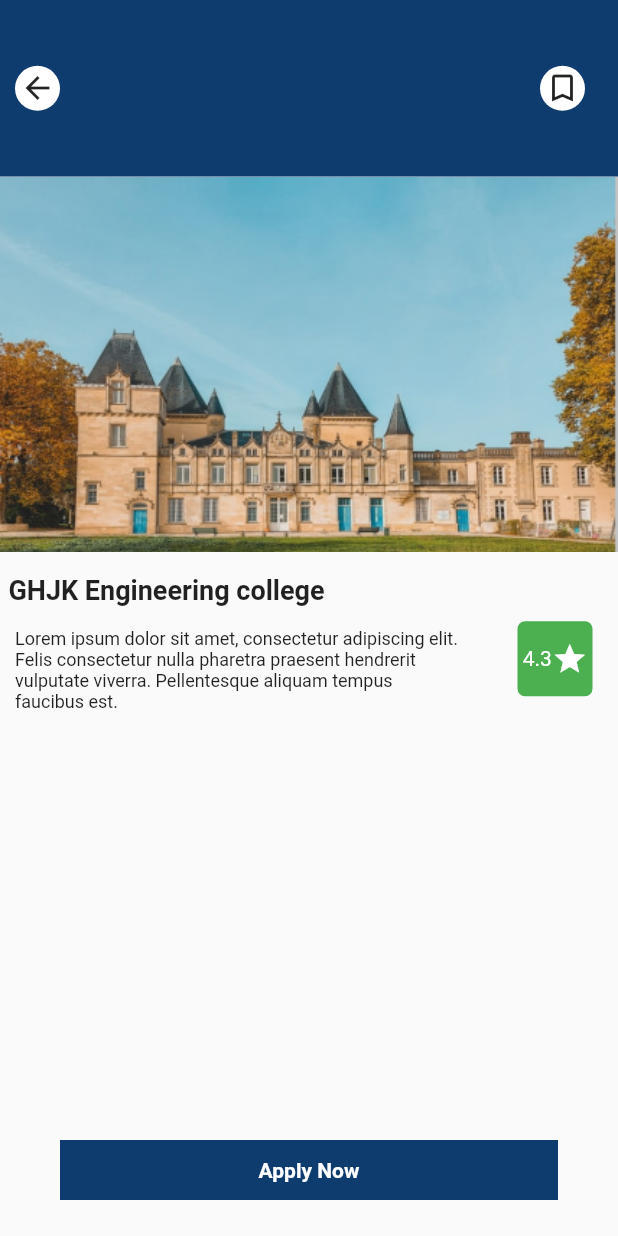
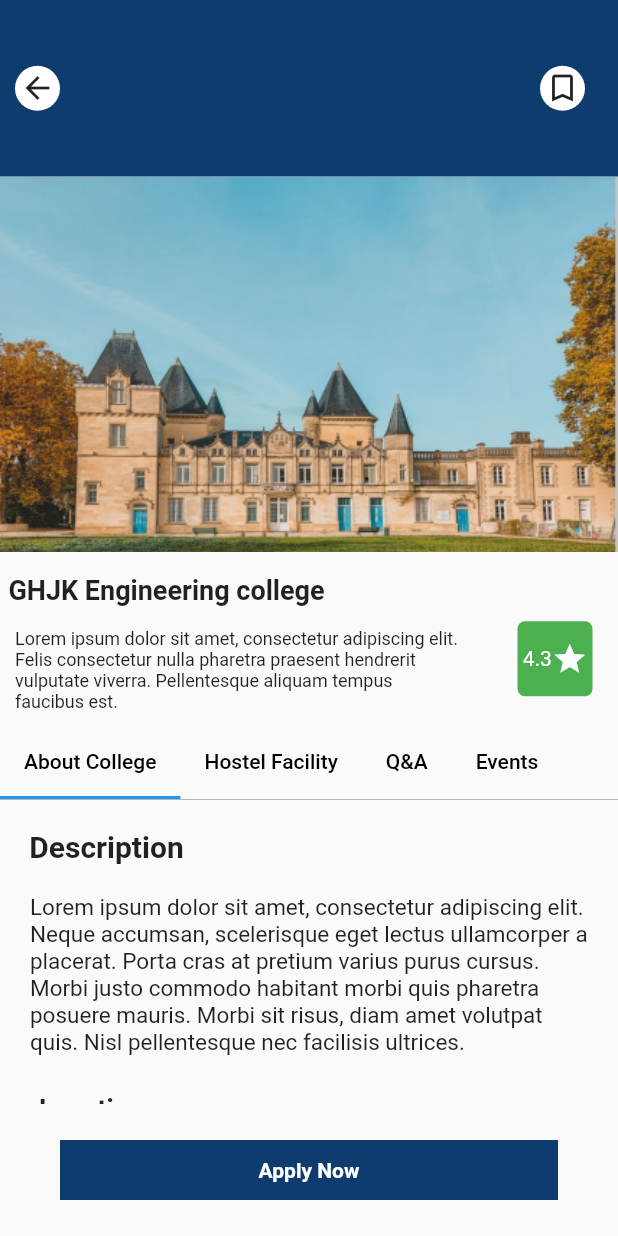
Before and after one commit to r6654kumar/institute_info, a Flutter app: the HomePage2 screen opened by its route, on a phone screen of 412 x 824 dp. Run offline on Flutter 3.47's test engine with Material 2 defaults, Android fonts, the phone set to English and light mode, and no system bars; our stand-ins replace modal_bottom_sheet.

Commit message:
Changes Updated

```diff
--- /dev/null
+++ b/lib/pages/AboutCollege.dart
@@ -0,0 +1,140 @@
+// ignore_for_file: avoid_unnecessary_containers, prefer_const_constructors
+
+import 'package:flutter/material.dart';
+
+class AboutCollege extends StatelessWidget {
+  const AboutCollege({super.key});
+
+  @override
+  Widget build(BuildContext context) {
+    return SingleChildScrollView(
+      child: Container(
+          child: Column(
+        children: [
+          Container(
+              margin: EdgeInsets.fromLTRB(10, 20, 280, 0),
+              child: Text(
+                "Description",
+                style: TextStyle(fontWeight: FontWeight.bold, fontSize: 20),
+              )),
+          Container(
+              padding: EdgeInsets.all(20.0),
+              child: Text(
+                "Lorem ipsum dolor sit amet, consectetur adipiscing elit. Neque accumsan, scelerisque eget lectus ullamcorper a placerat. Porta cras at pretium varius purus cursus. Morbi justo commodo habitant morbi quis pharetra posuere mauris. Morbi sit risus, diam amet volutpat quis. Nisl pellentesque nec facilisis ultrices.",
+                style: TextStyle(fontSize: 15),
+              )),
+          Container(
+              margin: EdgeInsets.fromLTRB(10, 5, 300, 0),
+              child: Text(
+                "Location",
+                style: TextStyle(fontWeight: FontWeight.bold, fontSize: 18),
+              )),
+          SizedBox(
+            height: 10,
+          ),
+          Container(
+            height: 300,
+            width: MediaQuery.of(context).size.width - 100,
+            padding: EdgeInsets.all(20.0),
+            decoration: BoxDecoration(
+                image: DecorationImage(
+                    image: AssetImage("images/image7.jpg"), fit: BoxFit.cover)),
+          ),
+          Container(
+              margin: EdgeInsets.fromLTRB(0, 5, 220, 0),
+              child: Text(
+                "Student's reviews",
+                style: TextStyle(fontWeight: FontWeight.bold, fontSize: 18),
+              )),
+          SizedBox(
+            height: 10,
+          ),
+          Container(
+            child: DefaultTabController(
+                length: 5, // length of tabs
+                initialIndex: 0,
+                child: Column(
+                    crossAxisAlignment: CrossAxisAlignment.stretch,
+                    children: <Widget>[
+                      Container(
+                        margin: EdgeInsets.fromLTRB(20, 0, 20, 0),
+                        child: TabBar(
+                          isScrollable: true,
+                          tabs: [
+                            Tab(
+                                child: Container(
+                                    height: 500,
+                                    width: 40,
+                                    decoration: BoxDecoration(
+                                        image: DecorationImage(
+                                      image:
+                                          AssetImage("images/image8 (1).jpg"),
+                                      fit: BoxFit.cover,
+                                    )))),
+                            Tab(
+                                child: Container(
+                                    height: 500,
+                                    width: 40,
+                                    decoration: BoxDecoration(
+                                        image: DecorationImage(
+                                      image:
+                                          AssetImage("images/image8 (2).jpg"),
+                                      fit: BoxFit.cover,
+                                    )))),
+                            Tab(
+                                child: Container(
+                                    height: 500,
+                                    width: 40,
+                                    decoration: BoxDecoration(
+                                        image: DecorationImage(
+                                      image:
+                                          AssetImage("images/image8 (3).jpg"),
+                                      fit: BoxFit.cover,
+                                    )))),
+                            Tab(
+                                child: Container(
+                                    height: 500,
+                                    width: 40,
+                                    decoration: BoxDecoration(
+                                        image: DecorationImage(
+                                      image:
+                                          AssetImage("images/image8 (4).jpg"),
+                                      fit: BoxFit.cover,
+                                    )))),
+                            Tab(
+                              child: Container(
+                                height: 500,
+                                width: 60,
+                                color: Colors.grey,
+                                child: Text("+12 more",
+                                    style: TextStyle(
+                                        fontWeight: FontWeight.bold,
+                                        color: Colors.black,
+                                        fontSize: 10)),
+                              ),
+                            ),
+                          ],
+                        ),
+                      ),
+                      Container(
+                          height: 400, //height of TabBarView
+                          decoration: BoxDecoration(
+                              border: Border(
+                                  top: BorderSide(
+                                      color: Colors.grey, width: 0.5))),
+                          child: TabBarView(children: <Widget>[
+                            Container(
+                              child:Text("hii")
+                            ),
+                            Container(),
+                            Container(),
+                            Container(),
+                            Container(),
+                          ]))
+                    ])),
+          )
+        ],
+      )),
+    );
+  }
+}
--- a/lib/pages/HomePage2.dart
+++ b/lib/pages/HomePage2.dart
@@ -1,5 +1,7 @@
 // ignore_for_file: prefer_const_constructors, avoid_unnecessary_containers, prefer_const_literals_to_create_immutables
 import 'package:flutter/material.dart';
+import 'package:institute_info/pages/AboutCollege.dart';
+import 'package:institute_info/pages/HostelFacility.dart';
 
 class HomePage2 extends StatefulWidget {
   const HomePage2({super.key});
@@ -116,7 +118,54 @@ class _HomePage2State extends State<HomePage2> {
               SizedBox(
                 height: 10,
               ),
+              DefaultTabController(
+                  length: 4, // length of tabs
+                  initialIndex: 0,
+                  child: Column(
+                      crossAxisAlignment: CrossAxisAlignment.stretch,
+                      children: <Widget>[
+                        Container(
+                          child: TabBar(
+                            isScrollable: true,
+                            tabs: [
+                              Tab(
+                                child: Text("About College",
+                                    style: TextStyle(color: Colors.black)),
+                              ),
+                              Tab(
+                                child: Text("Hostel Facility",
+                                    style: TextStyle(color: Colors.black)),
+                              ),
+                              Tab(
+                                child: Text("Q&A",
+                                    style: TextStyle(color: Colors.black)),
+                              ),
+                              Tab(
+                                child: Text("Events",
+                                    style: TextStyle(color: Colors.black)),
+                              ),
+                            ],
+                          ),
+                        ),
+                        Container(
+                            height: 400, //height of TabBarView
+                            decoration: BoxDecoration(
+                                border: Border(
+                                    top: BorderSide(
+                                        color: Colors.grey, width: 0.5))),
+                            child: TabBarView(children: <Widget>[
+                              Container(
+                                child: AboutCollege(),
+                              ),
+                              Container(
+                                child: HostelFacility(),
+                              ),
+                              Container(
 
+                              ),
+                              Container(),
+                            ]))
+                      ])),
             ],
           ),
         ));
--- /dev/null
+++ b/lib/pages/HostelFacility.dart
@@ -0,0 +1,11 @@
+import 'package:flutter/src/widgets/container.dart';
+import 'package:flutter/src/widgets/framework.dart';
+
+class HostelFacility extends StatelessWidget {
+  const HostelFacility({super.key});
+
+  @override
+  Widget build(BuildContext context) {
+    return Container();
+  }
+}
```
Also changed, not shown: images/image7.jpg (added), images/image8 (1).jpg (added), images/image8 (2).jpg (added), images/image8 (3).jpg (added), images/image8 (4).jpg (added), lib/pages/about_college.dart (deleted), lib/pages/hostel_facility.dart (deleted).
